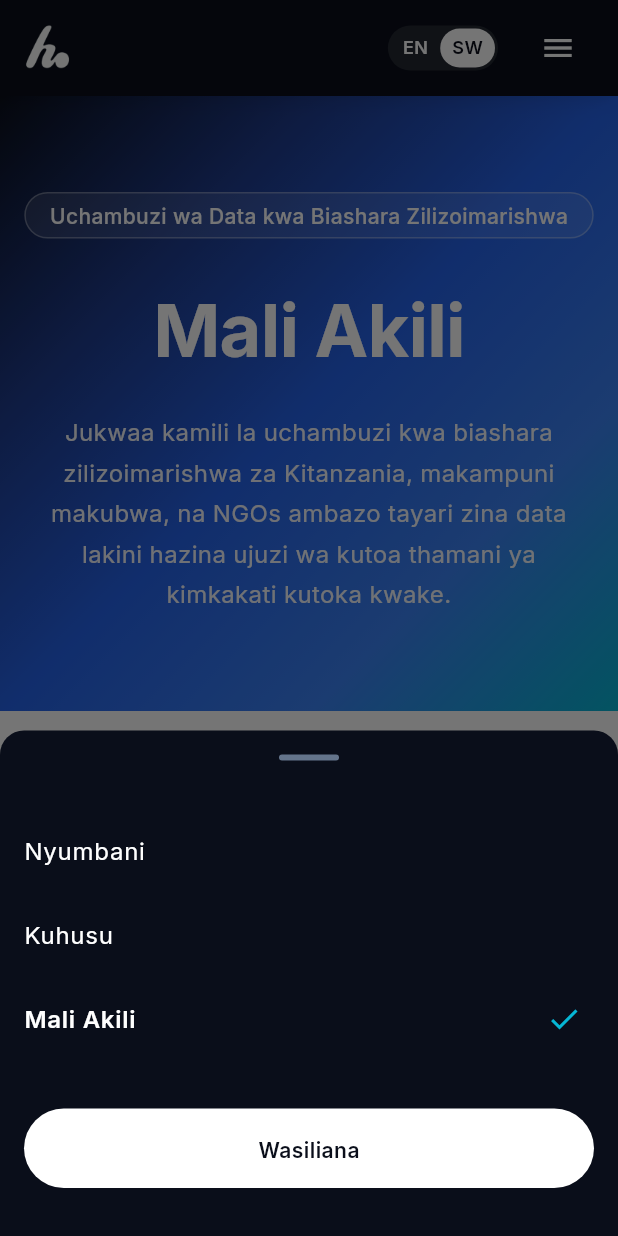
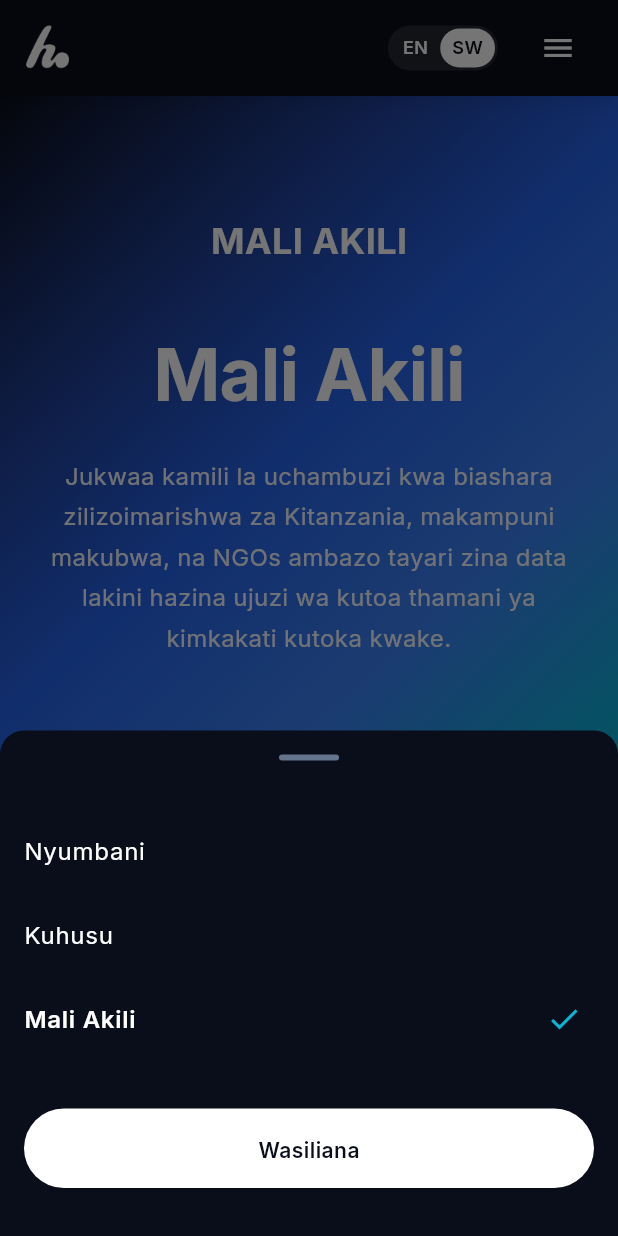
Before and after one commit to kingzion24/Hareha-website, a Flutter app: the MaliAkiliPage screen opened by its route, after a tap on "EN", after a tap on "SW", after a tap on the "menu" icon, on a phone screen of 412 x 824 dp. Run offline on Flutter 3.47's test engine with Material 3 defaults, Android fonts, the phone set to English and light mode, and no system bars; our stand-ins replace flutter_riverpod, go_router, google_fonts, visibility_detector.

Commit message:
Add Mali Daftari page and update routing; modify contact details

```diff
--- a/hareha/lib/core/router/app_router.dart
+++ b/hareha/lib/core/router/app_router.dart
@@ -4,10 +4,12 @@ import '../../features/home/presentation/home_page.dart';
 import '../../features/about/presentation/about_page.dart';
 import '../../features/contact/presentation/contact_page.dart';
 import '../../features/mali_akili/presentation/mali_akili_page.dart';
+import '../../features/malidaftari/mali_daftari_page.dart';
 
 class AppRouter {
   static const String home = '/';
   static const String about = '/about';
+  static const String maliDaftari = '/mali-daftari';
   static const String maliAkili = '/mali-akili';
   static const String contact = '/contact';
 
@@ -34,6 +36,20 @@ class AppRouter {
         pageBuilder: (context, state) => CustomTransitionPage(
           key: state.pageKey,
           child: const AboutPage(),
+          transitionsBuilder: (context, animation, secondaryAnimation, child) {
+            return FadeTransition(
+              opacity: animation,
+              child: child,
+            );
+          },
+        ),
+      ),
+      GoRoute(
+        path: maliDaftari,
+        name: 'mali-daftari',
+        pageBuilder: (context, state) => CustomTransitionPage(
+          key: state.pageKey,
+          child: const MaliDaftariPage(),
           transitionsBuilder: (context, animation, secondaryAnimation, child) {
             return FadeTransition(
               opacity: animation,
--- a/hareha/lib/features/mali_akili/presentation/mali_akili_page.dart
+++ b/hareha/lib/features/mali_akili/presentation/mali_akili_page.dart
@@ -63,27 +63,22 @@ class _HeroSection extends StatelessWidget {
           child: AnimatedFadeIn(
             child: Column(
               children: [
-                Container(
-                  padding: const EdgeInsets.symmetric(
-                    horizontal: AppSizes.md,
-                    vertical: AppSizes.xs,
-                  ),
-                  decoration: BoxDecoration(
-                    color: AppColors.white.withOpacity(0.1),
-                    borderRadius: BorderRadius.circular(AppSizes.radiusFull),
-                    border: Border.all(
-                      color: AppColors.white.withOpacity(0.3),
-                    ),
-                  ),
-                  child: Text(
-                    language == 'sw'
-                        ? 'Uchambuzi wa Data kwa Biashara Zilizoimarishwa'
-                        : 'Data Analytics for Established Businesses',
-                    style: AppTextStyles.bodySmall(context).copyWith(
-                      color: AppColors.white,
-                      fontWeight: FontWeight.w500,
-                    ),
-                  ),
+                // Mali Akili Logo
+                Image.asset(
+                  'lib/resources/images/mali_akili_logo.png',
+                  height: responsive.isMobile ? 60 : 80,
+                  errorBuilder: (context, error, stackTrace) {
+                    return Container(
+                      height: responsive.isMobile ? 60 : 80,
+                      padding: const EdgeInsets.all(AppSizes.md),
+                      child: Text(
+                        'MALI AKILI',
+                        style: AppTextStyles.h2(context).copyWith(
+                          color: AppColors.white,
+                        ),
+                      ),
+                    );
+                  },
                 ),
                 const SizedBox(height: AppSizes.xl),
                 Text(
```
Also changed, not shown: hareha/lib/features/contact/presentation/contact_page.dart (+7 -7 lines), hareha/lib/features/malidaftari/mali_daftari_page.dart (added, +35 -0 lines).
